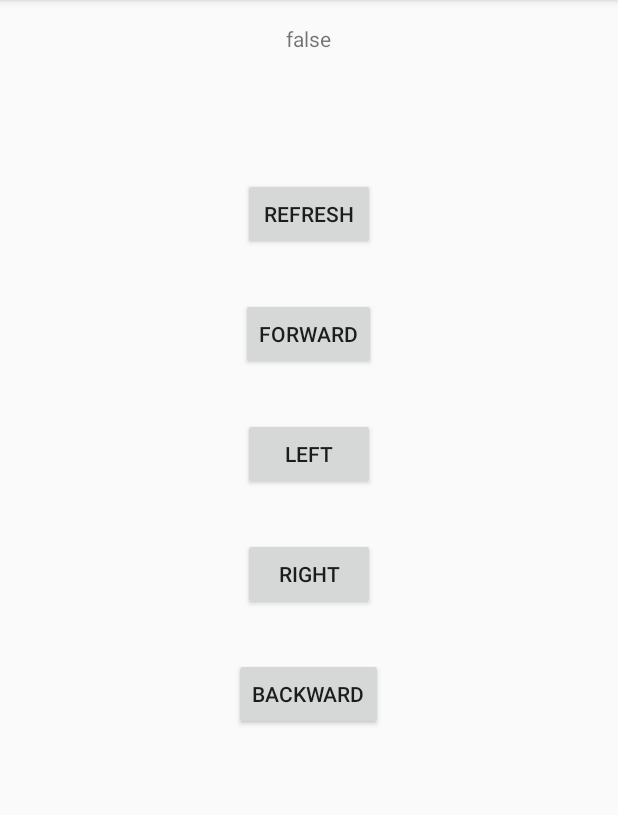
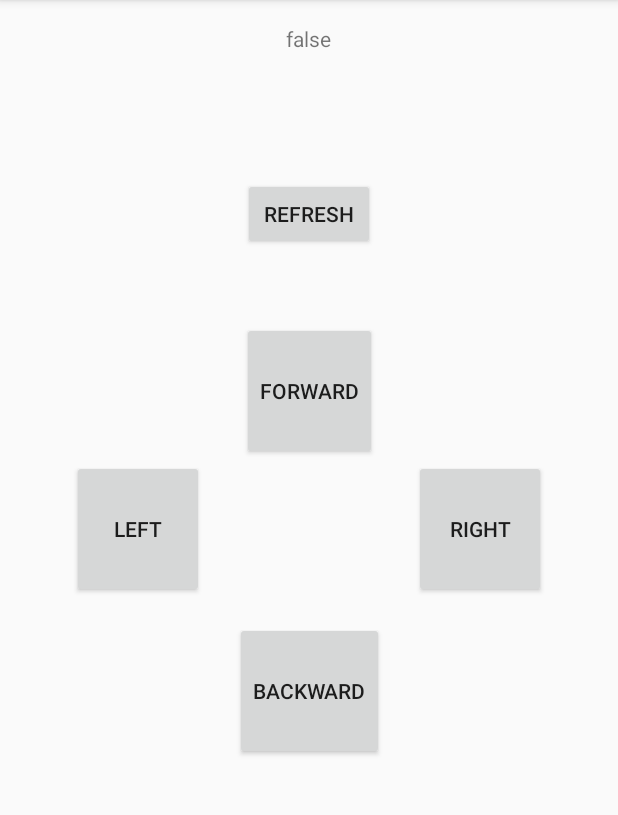
Before and after one commit to arkadiuss/TeslaTaxi, an Android app: the ControlActivity screen opened directly, with no data from a screen before it, on a phone screen of 412 x 824 dp, the part 84-899 px from its top. Run offline under Robolectric (Android 15) with nearby library versions, the phone set to English and light mode, and no system bars.

Commit message:
Taxi control

```diff
--- a/TeslaTaxiConnector/app/src/main/java/it/arkadiuss/teslataxiconnector/ControlActivity.kt
+++ b/TeslaTaxiConnector/app/src/main/java/it/arkadiuss/teslataxiconnector/ControlActivity.kt
@@ -39,31 +39,29 @@ class ControlActivity : AppCompatActivity() {
             connectionText.text = CarConnectorService.connected.toString()
         }
 
-        forwardBtn.setOnTouchListener { v: View,
-                                        m: MotionEvent ->
-            when (m.actionMasked) {
-                MotionEvent.ACTION_DOWN -> CarConnectorService.sendTx('f')
-                MotionEvent.ACTION_UP -> CarConnectorService.sendTx('s')
-            }
-            true
-        }
+        forwardBtn.setOnPressing({
+            CarConnectorService.sendTx('f')
+        }, {
+            CarConnectorService.sendTx('s')
+        })
 
-        rightBtn.setOnClickListener {
+        rightBtn.setOnPressing({
             CarConnectorService.sendTx('r')
-        }
+        }, {
+            CarConnectorService.sendTx('w')
+        })
 
-        leftBtn.setOnClickListener {
+        leftBtn.setOnPressing({
             CarConnectorService.sendTx('l')
-        }
+        }, {
+            CarConnectorService.sendTx('w')
+        })
 
-        backwardBtn.setOnTouchListener { v: View,
-                                         m: MotionEvent ->
-            when (m.actionMasked) {
-                MotionEvent.ACTION_DOWN -> CarConnectorService.sendTx('b')
-                MotionEvent.ACTION_UP -> CarConnectorService.sendTx('s')
-            }
-            true
-        }
+        backwardBtn.setOnPressing({
+            CarConnectorService.sendTx('b')
+        }, {
+            CarConnectorService.sendTx('s')
+        })
 
         CarConnectorService.setOnReadListener { distance ->
             runOnUiThread {
--- /dev/null
+++ b/TeslaTaxiConnector/app/src/main/java/it/arkadiuss/teslataxiconnector/ViewUtils.kt
@@ -0,0 +1,23 @@
+package it.arkadiuss.teslataxiconnector
+
+import android.app.AlertDialog
+import android.content.Context
+import android.view.MotionEvent
+import android.view.View
+
+fun View.setOnPressing(onStart: () -> Unit, onEnd: () -> Unit) {
+    this.setOnTouchListener{ v: View,
+                             m: MotionEvent ->
+        when (m.actionMasked) {
+            MotionEvent.ACTION_DOWN -> onStart()
+            MotionEvent.ACTION_UP -> onEnd()
+        }
+        true
+    }
+}
+
+fun Context.showDialog(builder: (AlertDialog.Builder) -> Unit) {
+    AlertDialog.Builder(this).apply {
+        builder(this)
+    }.show()
+}
--- a/TeslaTaxiConnector/app/src/main/res/layout/activity_control.xml
+++ b/TeslaTaxiConnector/app/src/main/res/layout/activity_control.xml
@@ -1,9 +1,9 @@
 <?xml version="1.0" encoding="utf-8"?>
-<LinearLayout
-        xmlns:android="http://schemas.android.com/apk/res/android"
+<LinearLayout xmlns:android="http://schemas.android.com/apk/res/android"
         xmlns:tools="http://schemas.android.com/tools"
         android:layout_width="match_parent"
         android:layout_height="match_parent"
+        xmlns:app="http://schemas.android.com/apk/res-auto"
         android:orientation="vertical"
         tools:context=".ControlActivity">
 
@@ -29,37 +29,50 @@
             android:layout_gravity="center"
             android:layout_margin="16dp"/>
 
+    <androidx.constraintlayout.widget.ConstraintLayout
+            android:layout_width="match_parent"
+            android:layout_height="wrap_content"
+            android:layout_marginTop="16dp">
 
         <Button
                 android:id="@+id/forward_btn"
                 android:layout_width="wrap_content"
-            android:layout_height="wrap_content"
+                android:layout_height="92dp"
                 android:text="Forward"
-            android:layout_gravity="center"
-            android:layout_margin="16dp"/>
+                android:layout_margin="16dp"
+                app:layout_constraintTop_toTopOf="parent"
+                app:layout_constraintLeft_toLeftOf="parent"
+                app:layout_constraintRight_toRightOf="parent"/>
 
         <Button
                 android:id="@+id/left_btn"
                 android:layout_width="wrap_content"
-            android:layout_height="wrap_content"
+                android:layout_height="92dp"
                 android:text="Left"
-            android:layout_gravity="center"
-            android:layout_margin="16dp"/>
+                android:layout_marginLeft="48dp"
+                app:layout_constraintTop_toBottomOf="@id/forward_btn"
+                app:layout_constraintLeft_toLeftOf="parent"/>
 
         <Button
                 android:id="@+id/right_btn"
                 android:layout_width="wrap_content"
-            android:layout_height="wrap_content"
+                android:layout_height="92dp"
                 android:text="Right"
-            android:layout_gravity="center"
-            android:layout_margin="16dp"/>
+                android:layout_marginRight="48dp"
+                app:layout_constraintTop_toBottomOf="@id/forward_btn"
+                app:layout_constraintRight_toRightOf="parent"/>
 
         <Button
                 android:id="@+id/backward_btn"
                 android:layout_width="wrap_content"
-            android:layout_height="wrap_content"
+                android:layout_height="92dp"
                 android:text="Backward"
-            android:layout_gravity="center"
-            android:layout_margin="16dp"/>
+                android:layout_margin="16dp"
+                app:layout_constraintTop_toBottomOf="@id/left_btn"
+                app:layout_constraintLeft_toLeftOf="parent"
+                app:layout_constraintRight_toRightOf="parent"/>
+
+    </androidx.constraintlayout.widget.ConstraintLayout>
+
 
 </LinearLayout>
```
Also changed, not shown: TeslaTaxiConnector/app/src/main/AndroidManifest.xml (+10 -11 lines), TeslaTaxiConnector/app/src/main/java/it/arkadiuss/teslataxiconnector/CarConnectorActivity.kt (+11 -2 lines), TeslaTaxiConnector/app/src/main/java/it/arkadiuss/teslataxiconnector/CarConnectorService.kt (+15 -21 lines), TeslaTaxiConnector/app/src/main/java/it/arkadiuss/teslataxiconnector/TaxiControlActivity.kt (added, +37 -0 lines), TeslaTaxiConnector/app/src/main/res/layout/activity_taxi_control.xml (added, +48 -0 lines). Lines whose indentation alone changed are shown as unchanged.
